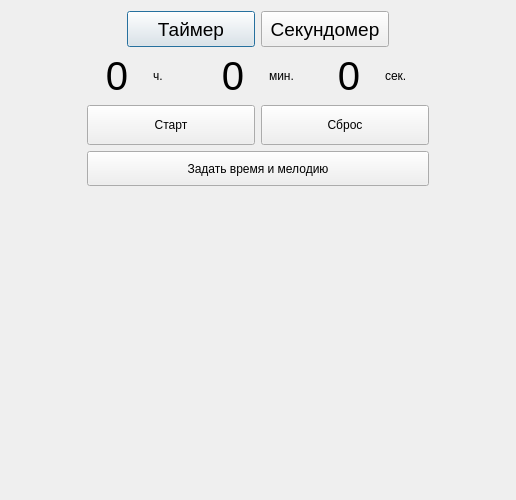
vladimiregorov74/Clock, file Sec.ui: the form before one commit.
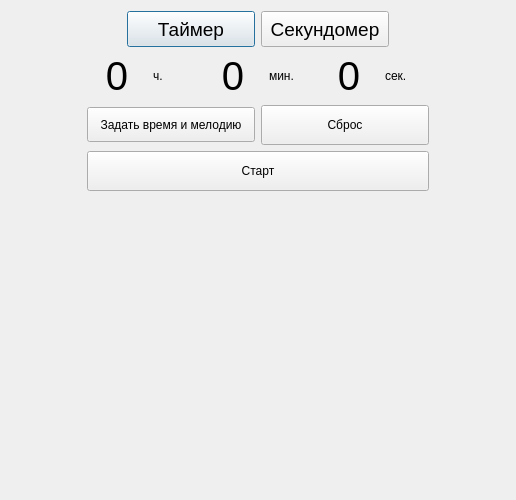
The form after the commit.

Commit message: Добавил сохранение данных по таймеру и изменил положение кнопки старт-стоп таймера

The edit to the form file:
```diff
--- a/Sec.ui
+++ b/Sec.ui
@@ -191,21 +191,15 @@
        <item>
         <layout class="QHBoxLayout" name="horizontalLayout_4">
          <item>
-          <widget class="QPushButton" name="pushButton_Timer_start_stop">
+          <widget class="QPushButton" name="pushButton_Timer_setTimer">
            <property name="minimumSize">
             <size>
-             <width>0</width>
-             <height>40</height>
+             <width>99</width>
+             <height>35</height>
             </size>
            </property>
            <property name="text">
-            <string>Старт</string>
-           </property>
-           <property name="autoDefault">
-            <bool>true</bool>
-           </property>
-           <property name="default">
-            <bool>false</bool>
+            <string>Задать время и мелодию</string>
            </property>
           </widget>
          </item>
@@ -228,15 +222,21 @@
         </layout>
        </item>
        <item>
-        <widget class="QPushButton" name="pushButton_Timer_setTimer">
+        <widget class="QPushButton" name="pushButton_Timer_start_stop">
          <property name="minimumSize">
           <size>
-           <width>99</width>
-           <height>35</height>
+           <width>0</width>
+           <height>40</height>
           </size>
          </property>
          <property name="text">
-          <string>Задать время и мелодию</string>
+          <string>Старт</string>
+         </property>
+         <property name="autoDefault">
+          <bool>true</bool>
+         </property>
+         <property name="default">
+          <bool>false</bool>
          </property>
         </widget>
        </item>
```
The commit also changes 4 other files.
